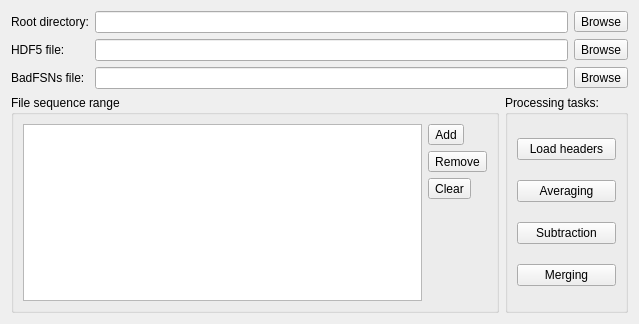
Qt form cct/qtgui2/processingmain/project.ui (awacha/cct) before a commit.
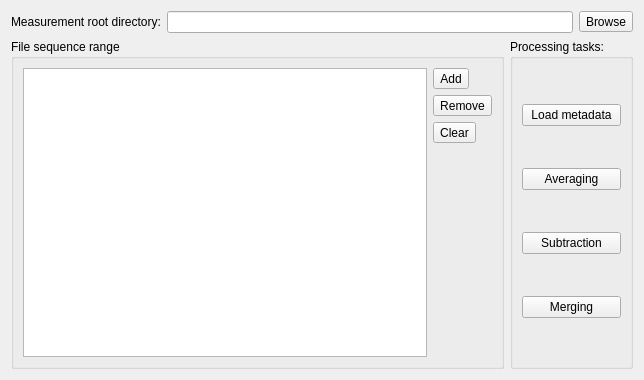
The same form after that commit. Icons and pictures are not drawn.

```diff
--- a/cct/qtgui2/processingmain/project.ui
+++ b/cct/qtgui2/processingmain/project.ui
@@ -6,8 +6,8 @@
    <rect>
     <x>0</x>
     <y>0</y>
-    <width>639</width>
-    <height>324</height>
+    <width>644</width>
+    <height>380</height>
    </rect>
   </property>
   <property name="windowTitle">
@@ -15,70 +15,20 @@
   </property>
   <property name="windowIcon">
    <iconset resource="../../resource/icons/icons.qrc">
-    <normaloff>:/icons/cpt2logo.svg</normaloff>:/icons/cpt2logo.svg</iconset>
+    <normaloff>:/icons/project.svg</normaloff>:/icons/project.svg</iconset>
   </property>
   <layout class="QGridLayout" name="gridLayout">
    <item row="0" column="1">
     <widget class="QLineEdit" name="rootPathLineEdit"/>
    </item>
-   <item row="0" column="2">
-    <widget class="QToolButton" name="rootPathToolButton">
-     <property name="text">
-      <string>Browse</string>
-     </property>
-     <property name="icon">
-      <iconset theme="document-open"/>
-     </property>
-    </widget>
-   </item>
-   <item row="1" column="0">
-    <widget class="QLabel" name="label_2">
-     <property name="text">
-      <string>HDF5 file:</string>
-     </property>
-    </widget>
-   </item>
-   <item row="1" column="2">
-    <widget class="QToolButton" name="h5FileToolButton">
-     <property name="text">
-      <string>Browse</string>
-     </property>
-     <property name="icon">
-      <iconset theme="document-open"/>
-     </property>
-    </widget>
-   </item>
-   <item row="2" column="1">
-    <widget class="QLineEdit" name="badFSNsLineEdit"/>
-   </item>
    <item row="0" column="0">
     <widget class="QLabel" name="label">
      <property name="text">
-      <string>Root directory:</string>
+      <string>Measurement root directory:</string>
      </property>
     </widget>
    </item>
-   <item row="2" column="0">
-    <widget class="QLabel" name="label_3">
-     <property name="text">
-      <string>BadFSNs file:</string>
-     </property>
-    </widget>
-   </item>
-   <item row="1" column="1">
-    <widget class="QLineEdit" name="h5FileLineEdit"/>
-   </item>
-   <item row="2" column="2">
-    <widget class="QToolButton" name="badFSNsToolButton">
-     <property name="text">
-      <string>Browse</string>
-     </property>
-     <property name="icon">
-      <iconset theme="document-open"/>
-     </property>
-    </widget>
-   </item>
-   <item row="3" column="0" colspan="3">
+   <item row="1" column="0" colspan="3">
     <layout class="QHBoxLayout" name="horizontalLayout_2">
      <item>
       <widget class="QGroupBox" name="groupBox">
@@ -116,7 +66,8 @@
              <string>Add</string>
             </property>
             <property name="icon">
-             <iconset theme="list-add"/>
+             <iconset theme="list-add">
+              <normaloff>.</normaloff>.</iconset>
             </property>
            </widget>
           </item>
@@ -126,7 +77,8 @@
              <string>Remove</string>
             </property>
             <property name="icon">
-             <iconset theme="list-remove"/>
+             <iconset theme="list-remove">
+              <normaloff>.</normaloff>.</iconset>
             </property>
            </widget>
           </item>
@@ -136,7 +88,8 @@
              <string>Clear</string>
             </property>
             <property name="icon">
-             <iconset theme="edit-clear-all"/>
+             <iconset theme="edit-clear-all">
+              <normaloff>.</normaloff>.</iconset>
             </property>
            </widget>
           </item>
@@ -165,31 +118,71 @@
        </property>
        <layout class="QVBoxLayout" name="verticalLayout_2">
         <item>
-         <widget class="QPushButton" name="pushButton">
+         <widget class="QPushButton" name="loadHeadersPushButton">
           <property name="text">
-           <string>Load headers</string>
+           <string>Load metadata</string>
+          </property>
+          <property name="icon">
+           <iconset resource="../../resource/icons/icons.qrc">
+            <normaloff>:/icons/metadata.svg</normaloff>:/icons/metadata.svg</iconset>
+          </property>
+          <property name="iconSize">
+           <size>
+            <width>32</width>
+            <height>32</height>
+           </size>
           </property>
          </widget>
         </item>
         <item>
-         <widget class="QPushButton" name="pushButton_2">
+         <widget class="QPushButton" name="averagingPushButton">
           <property name="text">
            <string>Averaging</string>
           </property>
+          <property name="icon">
+           <iconset resource="../../resource/icons/icons.qrc">
+            <normaloff>:/icons/averageexposures.svg</normaloff>:/icons/averageexposures.svg</iconset>
+          </property>
+          <property name="iconSize">
+           <size>
+            <width>32</width>
+            <height>32</height>
+           </size>
+          </property>
          </widget>
         </item>
         <item>
-         <widget class="QPushButton" name="pushButton_3">
+         <widget class="QPushButton" name="subtractionPushButton">
           <property name="text">
            <string>Subtraction</string>
           </property>
+          <property name="icon">
+           <iconset resource="../../resource/icons/icons.qrc">
+            <normaloff>:/icons/backgroundsubtraction.svg</normaloff>:/icons/backgroundsubtraction.svg</iconset>
+          </property>
+          <property name="iconSize">
+           <size>
+            <width>32</width>
+            <height>32</height>
+           </size>
+          </property>
          </widget>
         </item>
         <item>
-         <widget class="QPushButton" name="pushButton_4">
+         <widget class="QPushButton" name="mergingPushButton">
           <property name="text">
            <string>Merging</string>
           </property>
+          <property name="icon">
+           <iconset resource="../../resource/icons/icons.qrc">
+            <normaloff>:/icons/merge.svg</normaloff>:/icons/merge.svg</iconset>
+          </property>
+          <property name="iconSize">
+           <size>
+            <width>32</width>
+            <height>32</height>
+           </size>
+          </property>
          </widget>
         </item>
        </layout>
@@ -197,6 +190,17 @@
      </item>
     </layout>
    </item>
+   <item row="0" column="2">
+    <widget class="QToolButton" name="rootPathToolButton">
+     <property name="text">
+      <string>Browse</string>
+     </property>
+     <property name="icon">
+      <iconset theme="document-open">
+       <normaloff>.</normaloff>.</iconset>
+     </property>
+    </widget>
+   </item>
   </layout>
  </widget>
  <tabstops>
```
Left out of the diff: 4 changed lines with no effect on the pictures.
